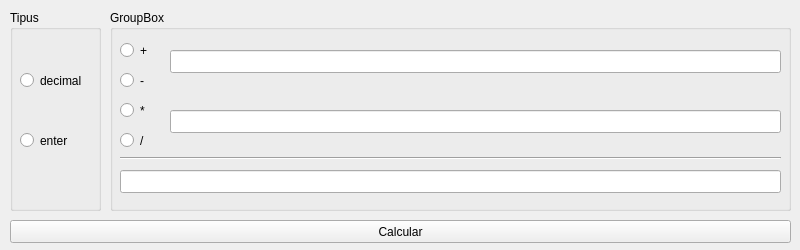
dgr-85/DAM2, file M7/Python/ProvaQt/ui/p16_dgr_calcul.ui: the form before one commit.
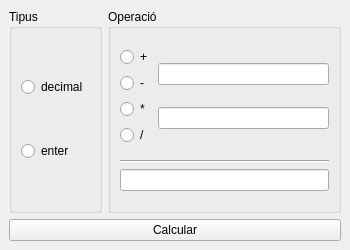
The form after the commit.

```diff
--- a/M7/Python/ProvaQt/ui/p16_dgr_calcul.ui
+++ b/M7/Python/ProvaQt/ui/p16_dgr_calcul.ui
@@ -6,13 +6,13 @@
    <rect>
     <x>0</x>
     <y>0</y>
-    <width>800</width>
+    <width>350</width>
     <height>250</height>
    </rect>
   </property>
   <property name="minimumSize">
    <size>
-    <width>0</width>
+    <width>350</width>
     <height>250</height>
    </size>
   </property>
@@ -32,184 +32,129 @@
    <string>MainWindow</string>
   </property>
   <widget class="QWidget" name="centralwidget">
-   <widget class="QPushButton" name="bt_calcular">
-    <property name="geometry">
-     <rect>
-      <x>10</x>
-      <y>220</y>
-      <width>781</width>
-      <height>23</height>
-     </rect>
-    </property>
-    <property name="text">
-     <string>Calcular</string>
-    </property>
-   </widget>
+   <layout class="QVBoxLayout" name="verticalLayout_7">
+    <item>
+     <layout class="QVBoxLayout" name="verticalLayout_6">
+      <item>
+       <layout class="QHBoxLayout" name="horizontalLayout_3" stretch="2,5">
+        <item>
    <widget class="QGroupBox" name="groupBox">
-    <property name="geometry">
-     <rect>
-      <x>10</x>
-      <y>10</y>
-      <width>91</width>
-      <height>201</height>
-     </rect>
-    </property>
     <property name="title">
      <string>Tipus</string>
     </property>
-    <widget class="QRadioButton" name="rb_enter">
+          <widget class="QWidget" name="layoutWidget">
      <property name="geometry">
       <rect>
-       <x>10</x>
-       <y>120</y>
-       <width>61</width>
-       <height>21</height>
-      </rect>
-     </property>
-     <property name="text">
-      <string>enter</string>
-     </property>
-     <attribute name="buttonGroup">
-      <string notr="true">bg_tipus</string>
-     </attribute>
-    </widget>
+             <x>12</x>
+             <y>30</y>
+             <width>75</width>
+             <height>161</height>
+            </rect>
+           </property>
+           <layout class="QVBoxLayout" name="verticalLayout_4">
+            <item>
     <widget class="QRadioButton" name="rb_decimal">
-     <property name="geometry">
-      <rect>
-       <x>10</x>
-       <y>60</y>
-       <width>71</width>
-       <height>21</height>
-      </rect>
-     </property>
      <property name="text">
       <string>decimal</string>
      </property>
-     <attribute name="buttonGroup">
-      <string notr="true">bg_tipus</string>
-     </attribute>
-    </widget>
-   </widget>
+             </widget>
+            </item>
+            <item>
+             <widget class="QRadioButton" name="rb_enter">
+              <property name="text">
+               <string>enter</string>
+              </property>
+             </widget>
+            </item>
+           </layout>
+          </widget>
+         </widget>
+        </item>
+        <item>
    <widget class="QGroupBox" name="groupBox_2">
-    <property name="geometry">
-     <rect>
-      <x>110</x>
-      <y>10</y>
-      <width>681</width>
-      <height>201</height>
-     </rect>
-    </property>
     <property name="title">
-     <string>GroupBox</string>
-    </property>
-    <widget class="QLineEdit" name="le_num2">
-     <property name="geometry">
-      <rect>
-       <x>60</x>
-       <y>100</y>
-       <width>611</width>
-       <height>23</height>
-      </rect>
-     </property>
-    </widget>
+           <string>Operació</string>
+          </property>
+          <layout class="QHBoxLayout" name="horizontalLayout_4">
+           <item>
+            <layout class="QVBoxLayout" name="verticalLayout_5">
+             <item>
+              <layout class="QHBoxLayout" name="horizontalLayout">
+               <item>
+                <layout class="QVBoxLayout" name="verticalLayout">
+                 <item>
+                  <widget class="QRadioButton" name="rb_suma">
+                   <property name="text">
+                    <string>+</string>
+                   </property>
+                  </widget>
+                 </item>
+                 <item>
     <widget class="QRadioButton" name="rb_resta">
-     <property name="geometry">
-      <rect>
-       <x>10</x>
-       <y>60</y>
-       <width>100</width>
-       <height>21</height>
-      </rect>
-     </property>
      <property name="text">
       <string>-</string>
      </property>
-     <attribute name="buttonGroup">
-      <string notr="true">bg_operacio</string>
-     </attribute>
-    </widget>
+                  </widget>
+                 </item>
+                 <item>
     <widget class="QRadioButton" name="rb_producte">
-     <property name="geometry">
-      <rect>
-       <x>10</x>
-       <y>90</y>
-       <width>100</width>
-       <height>21</height>
-      </rect>
-     </property>
      <property name="text">
       <string>*</string>
      </property>
-     <attribute name="buttonGroup">
-      <string notr="true">bg_operacio</string>
-     </attribute>
-    </widget>
-    <widget class="QRadioButton" name="rb_suma">
-     <property name="geometry">
-      <rect>
-       <x>10</x>
-       <y>30</y>
-       <width>100</width>
-       <height>21</height>
-      </rect>
-     </property>
-     <property name="text">
-      <string>+</string>
-     </property>
-     <attribute name="buttonGroup">
-      <string notr="true">bg_operacio</string>
-     </attribute>
-    </widget>
+                  </widget>
+                 </item>
+                 <item>
     <widget class="QRadioButton" name="rb_divisio">
-     <property name="geometry">
-      <rect>
-       <x>10</x>
-       <y>120</y>
-       <width>100</width>
-       <height>21</height>
-      </rect>
-     </property>
      <property name="text">
       <string>/</string>
      </property>
-     <attribute name="buttonGroup">
-      <string notr="true">bg_operacio</string>
-     </attribute>
-    </widget>
-    <widget class="QLineEdit" name="le_num1">
-     <property name="geometry">
-      <rect>
-       <x>60</x>
-       <y>40</y>
-       <width>611</width>
-       <height>23</height>
-      </rect>
-     </property>
-    </widget>
+                  </widget>
+                 </item>
+                </layout>
+               </item>
+               <item>
+                <layout class="QVBoxLayout" name="verticalLayout_2">
+                 <item>
+                  <widget class="QLineEdit" name="le_num1"/>
+                 </item>
+                 <item>
+                  <widget class="QLineEdit" name="le_num2"/>
+                 </item>
+                </layout>
+               </item>
+              </layout>
+             </item>
+             <item>
+              <layout class="QVBoxLayout" name="verticalLayout_3">
+               <item>
     <widget class="Line" name="line">
-     <property name="geometry">
-      <rect>
-       <x>10</x>
-       <y>140</y>
-       <width>661</width>
-       <height>16</height>
-      </rect>
-     </property>
      <property name="orientation">
       <enum>Qt::Horizontal</enum>
      </property>
     </widget>
-    <widget class="QLineEdit" name="le_resultat">
-     <property name="geometry">
-      <rect>
-       <x>10</x>
-       <y>160</y>
-       <width>661</width>
-       <height>23</height>
-      </rect>
-     </property>
-    </widget>
-   </widget>
+               </item>
+               <item>
+                <widget class="QLineEdit" name="le_resultat"/>
+               </item>
+              </layout>
+             </item>
+            </layout>
+           </item>
+          </layout>
+         </widget>
+        </item>
+       </layout>
+      </item>
+      <item>
+       <widget class="QPushButton" name="bt_calcular">
+        <property name="text">
+         <string>Calcular</string>
+        </property>
+       </widget>
+      </item>
+     </layout>
+    </item>
+   </layout>
   </widget>
  </widget>
  <resources/>
```
Lines whose indentation alone changed are shown as unchanged.
